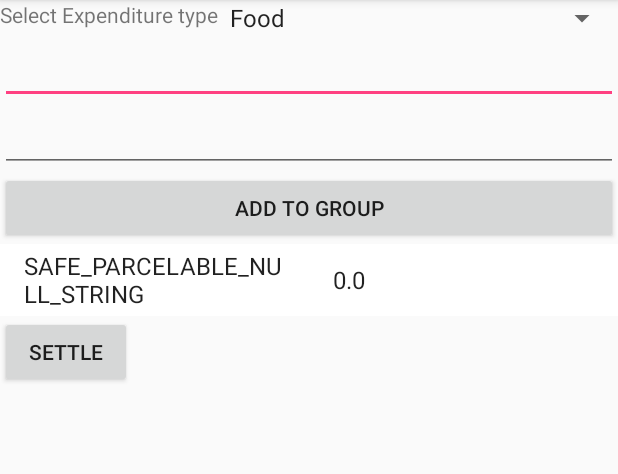
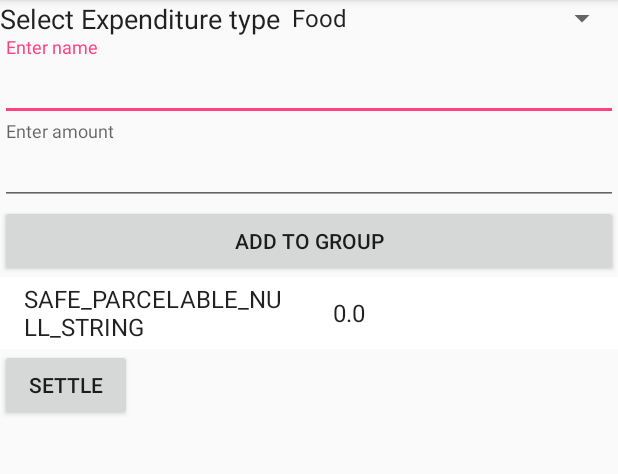
Before and after one commit to Bhavya-Ahir/SpendandShare, an Android app: the createGroup screen opened directly, with no data from a screen before it, after a tap on "ADD TO GROUP", on a phone screen of 412 x 824 dp, the part 84-558 px from its top. Run offline under Robolectric (Android 15) with nearby library versions, the light colour scheme and no system bars.

Commit message:
floating hint ,input error solved

```diff
--- a/app/src/main/java/com/example/bhavya/myapplication/Settle.java
+++ b/app/src/main/java/com/example/bhavya/myapplication/Settle.java
@@ -86,7 +86,7 @@ public class Settle extends AppCompatActivity {
         ArrayList<Person> list = new ArrayList<Person>();
         ArrayList<Person> plist = new ArrayList<Person>();
         ArrayList<Person> nlist = new ArrayList<Person>();
-        HashMap<String, Double> dataMap = new HashMap<>();
+        //HashMap<String, Double> dataMap = new HashMap<>();
         private int count = 0;
         private double bill = 0;
 
@@ -100,10 +100,10 @@ public class Settle extends AppCompatActivity {
         public  void createPerson() {
             for (int i = 0; i < Settle.name.size(); i++) {
                 list.add(new Person(Settle.name.get(i), Settle.paid.get(i), 0));
-                dataMap.put(Settle.name.get(i), Settle.paid.get(i));
+                //dataMap.put(Person.class);
 //                dataMap.put("Amount paid "+i,Settle.paid.get(i).toString());
                 Log.i("grp name", groupName);
-                myDatabase.setValue(dataMap);
+                myDatabase.setValue(Person.class);
                 bill = bill + Settle.paid.get(i);
                 count++;
             }
--- a/app/src/main/java/com/example/bhavya/myapplication/createGroup.java
+++ b/app/src/main/java/com/example/bhavya/myapplication/createGroup.java
@@ -49,17 +49,20 @@ public class createGroup extends AppCompatActivity {
             public void onClick(View v) {
                 String getInput;
                 double getamt;
-                if(txt.getText().toString().length()!=0)
-                 getInput=txt.getText().toString();
+                if(txt.getText().toString().length()==0||txt.getText().equals(" ")) {
+                    Toast.makeText(createGroup.this, "Please enter a Name", Toast.LENGTH_LONG).show();
+                    getInput = NULL;
+                }
                 else {
-                    Toast.makeText(createGroup.this, "Please enter a Name", Toast.LENGTH_LONG).show();
-                    getInput=NULL;
+                    getInput=txt.getText().toString();
                 }
 
-                  if(amt.getText().toString().length()!=0)
-                    getamt=Double.parseDouble(amt.getText().toString());
+                  if(amt.getText().toString().length()==0||txt.getText().equals(" "))
+                      getamt=0;
                   else
-                      getamt=0;
+                      getamt=Double.parseDouble(amt.getText().toString());
+
+
                 addarray.add(getInput);
                 addamt.add(getamt);
                 ArrayAdapter<String> adapter = new ArrayAdapter<String>(createGroup.this,
--- a/app/src/main/res/layout/activity_create_group.xml
+++ b/app/src/main/res/layout/activity_create_group.xml
@@ -12,10 +12,12 @@
 
     <TextView
         android:id="@+id/expendituretextview"
-        android:text="Select Expenditure type"
         android:layout_width="wrap_content"
         android:layout_height="wrap_content"
-        android:layout_alignParentLeft="true"/>
+        android:layout_alignParentLeft="true"
+        android:text="Select Expenditure type"
+        android:textAppearance="@style/TextAppearance.AppCompat.Body1"
+        android:textSize="18sp" />
     <Spinner
         android:id="@+id/spinner"
         android:layout_width="0dp"
@@ -28,7 +30,10 @@
 
 
 
-
+    <android.support.design.widget.TextInputLayout
+        android:id="@+id/username_text_input_layout"
+        android:layout_width="match_parent"
+        android:layout_height="wrap_content">
 
     <EditText
         android:id="@+id/txtInput"
@@ -37,6 +42,12 @@
         android:ems="10"
         android:hint="Enter name"
         android:inputType="textPersonName" />
+    </android.support.design.widget.TextInputLayout>
+
+    <android.support.design.widget.TextInputLayout
+        android:id="@+id/username1_text_input"
+        android:layout_width="match_parent"
+        android:layout_height="wrap_content">
 
     <EditText
         android:id="@+id/amtInput"
@@ -45,6 +56,7 @@
         android:ems="10"
         android:hint="Enter amount"
         android:inputType="number" />
+    </android.support.design.widget.TextInputLayout>
 
     <Button
         android:id="@+id/btnSave"
```
